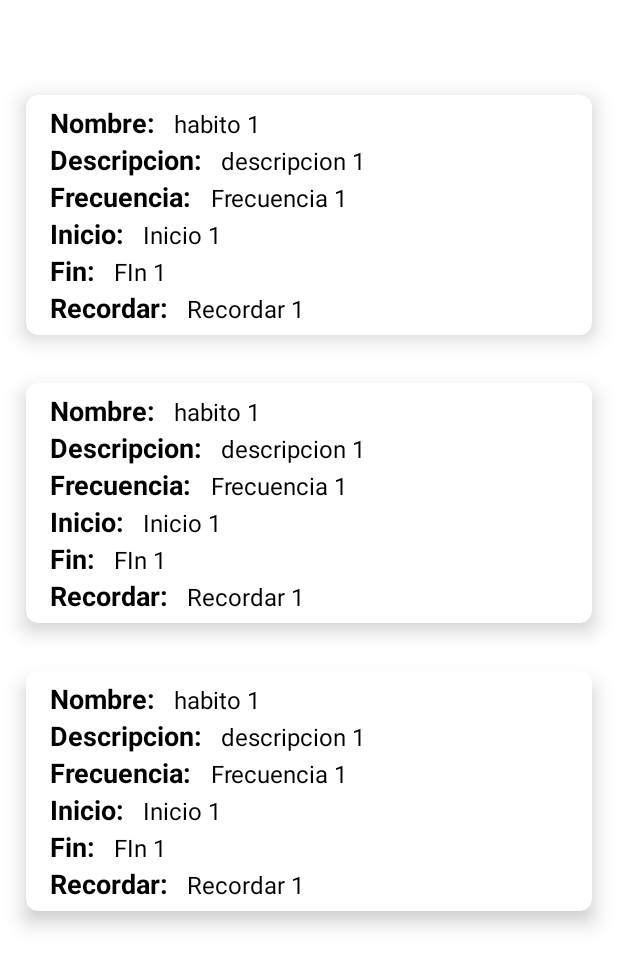
After one commit to S4ND1X/AtomicTracker, an Android app: the layout activity_habit_list.xml on its own in the app's theme, with its tools: preview values and no code run, on a phone screen of 412 x 824 dp. The commit adds this screen. Shown: the top 967 px of the screen. Run offline under Robolectric (Android 15) with nearby library versions, the phone set to English and light mode, and no system bars.

Commit message:
add recycler view for habits

```diff
--- a/app/src/main/AndroidManifest.xml
+++ b/app/src/main/AndroidManifest.xml
@@ -9,6 +9,9 @@
         android:roundIcon="@mipmap/ic_launcher_round"
         android:supportsRtl="true"
         android:theme="@style/Theme.AtomicTracker">
+        <activity
+            android:name=".HabitList"
+            android:exported="true" />
         <activity
             android:name=".HomeScreenActivity"
             android:exported="true" />
--- a/app/src/main/java/mx/tec/atomictracker/CreacionHabitoActivity.kt
+++ b/app/src/main/java/mx/tec/atomictracker/CreacionHabitoActivity.kt
@@ -59,6 +59,7 @@ class CreacionHabitoActivity : AppCompatActivity() {
         // Guardar datos debajo del usuario y debajo de sus habitos
         myRef.child(user).push().setValue(habit)
 
+
         Toast.makeText(this, "Se guardo el habito correctamente", Toast.LENGTH_SHORT ).show()
 
 
--- a/app/src/main/java/mx/tec/atomictracker/HomeScreenActivity.kt
+++ b/app/src/main/java/mx/tec/atomictracker/HomeScreenActivity.kt
@@ -38,4 +38,10 @@ class HomeScreenActivity : AppCompatActivity() {
         intent.putExtra("email", email)
         startActivity(intent)
     }
+
+    fun habitosActivity(view: View?){
+        val intent = Intent(this, HabitList::class.java)
+        intent.putExtra("email", email)
+        startActivity(intent)
+    }
 }
--- /dev/null
+++ b/app/src/main/res/layout/activity_habit_list.xml
@@ -0,0 +1,19 @@
+<?xml version="1.0" encoding="utf-8"?>
+<androidx.constraintlayout.widget.ConstraintLayout xmlns:android="http://schemas.android.com/apk/res/android"
+    xmlns:app="http://schemas.android.com/apk/res-auto"
+    xmlns:tools="http://schemas.android.com/tools"
+    android:layout_width="match_parent"
+    android:layout_height="match_parent"
+    tools:context=".HabitList">
+
+    <androidx.recyclerview.widget.RecyclerView
+        android:id="@+id/habitList"
+        android:layout_width="409dp"
+        android:layout_height="729dp"
+        app:layout_constraintBottom_toBottomOf="parent"
+        app:layout_constraintEnd_toEndOf="parent"
+        app:layout_constraintStart_toStartOf="parent"
+        app:layout_constraintTop_toTopOf="parent"
+        tools:listitem="@layout/habit_item"
+        />
+</androidx.constraintlayout.widget.ConstraintLayout>
--- /dev/null
+++ b/app/src/main/res/layout/habit_item.xml
@@ -0,0 +1,176 @@
+<?xml version="1.0" encoding="utf-8"?>
+<androidx.cardview.widget.CardView xmlns:android="http://schemas.android.com/apk/res/android"
+    android:layout_width="match_parent"
+    android:layout_height="wrap_content"
+    xmlns:app="http://schemas.android.com/apk/res-auto"
+    app:cardElevation="8dp"
+    app:cardCornerRadius="8dp"
+    android:layout_margin="16dp"
+    >
+
+    <LinearLayout
+        android:layout_width="wrap_content"
+        android:layout_height="wrap_content"
+        android:layout_marginStart="16dp"
+        android:layout_marginVertical="6dp"
+        android:orientation="vertical">
+        <LinearLayout
+            android:layout_width="wrap_content"
+            android:layout_height="wrap_content"
+            android:layout_gravity="center_vertical"
+            android:orientation="horizontal"
+            >
+
+            <TextView
+                android:layout_width="wrap_content"
+                android:layout_height="wrap_content"
+                android:text="Nombre: "
+                android:textColor="@color/black"
+                android:textSize="18sp"
+                android:textStyle="bold"
+                />
+
+            <TextView
+                android:id="@+id/hName"
+                android:layout_width="wrap_content"
+                android:layout_height="wrap_content"
+                android:layout_marginStart="8dp"
+                android:text="habito 1"
+                android:textColor="@color/black"
+                android:textSize="16sp"
+                />
+        </LinearLayout>
+        <LinearLayout
+            android:layout_width="wrap_content"
+            android:layout_height="wrap_content"
+            android:layout_gravity="center_vertical"
+            android:orientation="horizontal"
+            >
+
+            <TextView
+                android:layout_width="wrap_content"
+                android:layout_height="wrap_content"
+                android:text="Descripcion: "
+                android:textColor="@color/black"
+                android:textSize="18sp"
+                android:textStyle="bold"
+                />
+
+            <TextView
+                android:id="@+id/hDescripcion"
+                android:layout_width="wrap_content"
+                android:layout_height="wrap_content"
+                android:layout_marginStart="8dp"
+                android:text="descripcion 1"
+                android:textColor="@color/black"
+                android:textSize="16sp"
+                />
+        </LinearLayout>
+        <LinearLayout
+            android:layout_width="wrap_content"
+            android:layout_height="wrap_content"
+            android:layout_gravity="center_vertical"
+            android:orientation="horizontal"
+            >
+
+            <TextView
+                android:layout_width="wrap_content"
+                android:layout_height="wrap_content"
+                android:text="Frecuencia: "
+                android:textColor="@color/black"
+                android:textSize="18sp"
+                android:textStyle="bold"
+                />
+
+            <TextView
+                android:id="@+id/hFrecuencia"
+                android:layout_width="wrap_content"
+                android:layout_height="wrap_content"
+                android:layout_marginStart="8dp"
+                android:text="Frecuencia 1"
+                android:textColor="@color/black"
+                android:textSize="16sp"
+                />
+        </LinearLayout>
+        <LinearLayout
+            android:layout_width="wrap_content"
+            android:layout_height="wrap_content"
+            android:layout_gravity="center_vertical"
+            android:orientation="horizontal"
+            >
+
+            <TextView
+                android:layout_width="wrap_content"
+                android:layout_height="wrap_content"
+                android:text="Inicio: "
+                android:textColor="@color/black"
+                android:textSize="18sp"
+                android:textStyle="bold"
+                />
+
+            <TextView
+                android:id="@+id/hInicio"
+                android:layout_width="wrap_content"
+                android:layout_height="wrap_content"
+                android:layout_marginStart="8dp"
+                android:text="Inicio 1"
+                android:textColor="@color/black"
+                android:textSize="16sp"
+                />
+        </LinearLayout>
+        <LinearLayout
+            android:layout_width="wrap_content"
+            android:layout_height="wrap_content"
+            android:layout_gravity="center_vertical"
+            android:orientation="horizontal"
+            >
+
+            <TextView
+                android:layout_width="wrap_content"
+                android:layout_height="wrap_content"
+                android:text="Fin: "
+                android:textColor="@color/black"
+                android:textSize="18sp"
+                android:textStyle="bold"
+                />
+
+            <TextView
+                android:id="@+id/hFin"
+                android:layout_width="wrap_content"
+                android:layout_height="wrap_content"
+                android:layout_marginStart="8dp"
+                android:text="FIn 1"
+                android:textColor="@color/black"
+                android:textSize="16sp"
+                />
+        </LinearLayout>
+        <LinearLayout
+            android:layout_width="wrap_content"
+            android:layout_height="wrap_content"
+            android:layout_gravity="center_vertical"
+            android:orientation="horizontal"
+            >
+
+            <TextView
+                android:layout_width="wrap_content"
+                android:layout_height="wrap_content"
+                android:text="Recordar: "
+                android:textColor="@color/black"
+                android:textSize="18sp"
+                android:textStyle="bold"
+                />
+
+            <TextView
+                android:id="@+id/hRecordar"
+                android:layout_width="wrap_content"
+                android:layout_height="wrap_content"
+                android:layout_marginStart="8dp"
+                android:text="Recordar 1"
+                android:textColor="@color/black"
+                android:textSize="16sp"
+                />
+        </LinearLayout>
+    </LinearLayout>
+
+
+</androidx.cardview.widget.CardView>
```
Also changed, not shown: app/src/main/java/mx/tec/atomictracker/HabitList.kt (added, +67 -0 lines), app/src/main/java/mx/tec/atomictracker/MyAdapter.kt (added, +51 -0 lines), app/src/main/res/layout/activity_creacion_habito.xml (+33 -31 lines), app/src/main/res/layout/activity_home_screen.xml (+12 -0 lines).
